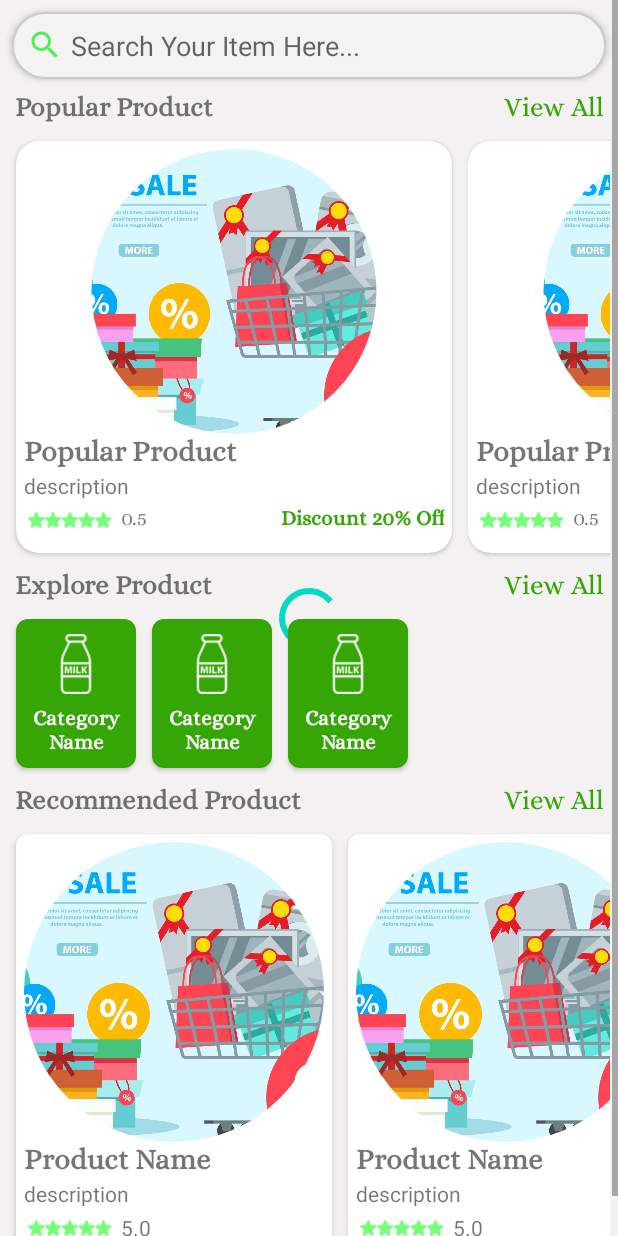
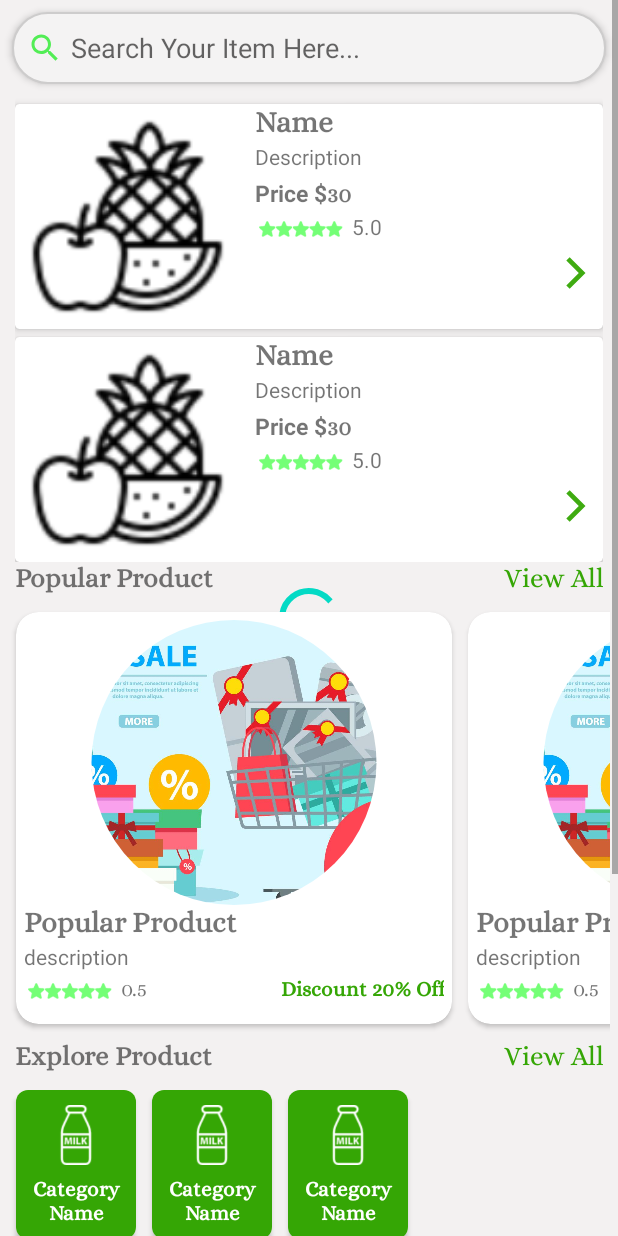
Before and after one commit to mostafamido196/E-Commerce, an Android app: the layout fragment_home.xml on its own in the app's theme, with its tools: preview values and no code run, on a phone screen of 412 x 824 dp. Run offline under Robolectric (Android 15) with nearby library versions, the phone set to English and light mode, and no system bars; plain views replace RoundedImageView.

Commit message:
Search on MainActivity is binding viewModel

```diff
--- a/app/build.gradle
+++ b/app/build.gradle
@@ -3,8 +3,8 @@ plugins {
     id 'com.google.gms.google-services'
 
     //kapt for binding
-//    id 'kotlin-android'
-//    id 'kotlin-kapt'
+    id 'kotlin-android'
+    id 'kotlin-kapt'
 
 }
 
--- a/app/src/main/java/com/samy/groceryapp/activities/DetailsActivity.java
+++ b/app/src/main/java/com/samy/groceryapp/activities/DetailsActivity.java
@@ -160,7 +160,6 @@ public class DetailsActivity extends AppCompatActivity {
         RequestListener<Drawable> requestListener = new RequestListener<Drawable>() {
             @Override
             public boolean onLoadFailed(@Nullable GlideException e, @Nullable Object model, @NonNull Target<Drawable> target, boolean isFirstResource) {
-                Log.d("mos samy", "name: " + viewAllModel.getName() + "\n GlideException: " + e.getMessage());
                 return false;
             }
 
--- a/app/src/main/java/com/samy/groceryapp/activities/LoginActivity.java
+++ b/app/src/main/java/com/samy/groceryapp/activities/LoginActivity.java
@@ -65,23 +65,19 @@ public class LoginActivity extends AppCompatActivity {
             switch (response.status) {
                 case LOADING:
                     // Show loading indicator
-                    Log.d("mos samy", "LOADING ");
                     break;
                 case SUCCESS:
                     // Update UI with response.data
                     Intent intent = new Intent(LoginActivity.this, MainActivity.class);
                     startActivity(intent);
                     Toast.makeText(LoginActivity.this, "Login Successful", Toast.LENGTH_LONG).show();
-                    Log.d("mos samy", "SUCCESS: " + ((AuthResult) response.data));
                     break;
                 case ERROR:
                     // Show error message
                     Toast.makeText(LoginActivity.this, "Login Successful", Toast.LENGTH_LONG).show();
-                    Log.d("mos samy", "error: " + response.error);
                     break;
                 case IDEL:
                     // Handle idle state if needed
-                    Log.d("mos samy", "IDEL");
                     break;
             }
         });
--- a/app/src/main/java/com/samy/groceryapp/activities/NavCatigoryActivity.java
+++ b/app/src/main/java/com/samy/groceryapp/activities/NavCatigoryActivity.java
@@ -89,7 +89,6 @@ public class NavCatigoryActivity extends AppCompatActivity {
                 public void onComplete(@NonNull Task<QuerySnapshot> task) {
                     for (QueryDocumentSnapshot decument : task.getResult()) {
                         NavCatDetailModel itemModel = decument.toObject(NavCatDetailModel.class);
-                        Log.d("mos samy", "getProduct: name" + itemModel.getName() + "," + itemModel.getType());
                         list.add(itemModel);
                         adapter.notifyDataSetChanged();
 
--- a/app/src/main/java/com/samy/groceryapp/activities/RegistrationActivity.java
+++ b/app/src/main/java/com/samy/groceryapp/activities/RegistrationActivity.java
@@ -46,7 +46,6 @@ public class RegistrationActivity extends AppCompatActivity {
     }
 
 
-
     private void observe() {
         registerViewModel.getRegisterLivedata().observe(this, response -> {
             switch (response.status) {
@@ -84,10 +83,7 @@ public class RegistrationActivity extends AppCompatActivity {
                 finish();
             }
         });
-
-
     }
 
 
-
 }
--- a/app/src/main/java/com/samy/groceryapp/activities/ViewAllActivity.java
+++ b/app/src/main/java/com/samy/groceryapp/activities/ViewAllActivity.java
@@ -45,7 +45,6 @@ public class ViewAllActivity extends AppCompatActivity {
         actionBar();
 
         String type = getIntent().getStringExtra("type");
-        Log.d("mos samy", "ViewAllActivity: type:" + type);
 
         db = FirebaseFirestore.getInstance();
         binding.viewAllRec.setLayoutManager(new LinearLayoutManager(this, RecyclerView.VERTICAL, false));
@@ -67,7 +66,6 @@ public class ViewAllActivity extends AppCompatActivity {
             public void onComplete(@NonNull Task<QuerySnapshot> task) {
                 for (QueryDocumentSnapshot decument : task.getResult()) {
                     ViewAllModel itemModel = decument.toObject(ViewAllModel.class);
-                    Log.d("mos samy", "ViewAllActivity: name" + itemModel.getName() + "," + itemModel.getType());
                     viewAllModelList.add(itemModel);
                     viewAllAdapter.notifyDataSetChanged();
                     binding.progressbar.setVisibility(View.GONE);
@@ -104,7 +102,6 @@ public class ViewAllActivity extends AppCompatActivity {
                     binding.progressbar.setVisibility(View.GONE);
                     for (QueryDocumentSnapshot decument : task.getResult()) {
                         ViewAllModel itemModel = decument.toObject(ViewAllModel.class);
-                        Log.d("mos samy", "ViewAllActivity: name" + itemModel.getName() + "," + itemModel.getType());
                         viewAllModelList.add(itemModel);
                         viewAllAdapter.notifyDataSetChanged();
 
--- a/app/src/main/java/com/samy/groceryapp/adapters/HomeAdapter.java
+++ b/app/src/main/java/com/samy/groceryapp/adapters/HomeAdapter.java
@@ -47,7 +47,6 @@ public class HomeAdapter extends RecyclerView.Adapter<HomeAdapter.ViewHolder> {
             public void onClick(View view) {
                 Intent intent = new Intent(context, ViewAllActivity.class);
                 intent.putExtra("type",categoryList.get(position).getType());
-                Log.d("mos samy","popularAdapter: type:"+categoryList.get(position).getType());
                 context.startActivity(intent);
             }
         });
--- a/app/src/main/java/com/samy/groceryapp/adapters/MyCartAdapter.java
+++ b/app/src/main/java/com/samy/groceryapp/adapters/MyCartAdapter.java
@@ -66,11 +66,8 @@ public class MyCartAdapter extends RecyclerView.Adapter<MyCartAdapter.ViewHolder
                             @Override
                             public void onComplete(@NonNull Task<Void> task) {
                                 if (task.isSuccessful()) {
-                                    Log.d("mos samy", "adapter before totalbill: " + totalPrice);
-                                    Log.d("mos samy", "adapter before itemPrice: " + list.get(position).getTotalPrice());
                                     totalPrice = totalPrice - list.get(position).getTotalPrice();
                                     update = false;
-                                    Log.d("mos samy", "adapter after totalbill: " + totalPrice);
                                     list.remove(list.get(position));
                                     notifyDataSetChanged();
                                     Toast.makeText(context, "Item Deleted", Toast.LENGTH_SHORT).show();
--- a/app/src/main/java/com/samy/groceryapp/adapters/NavCategoryAdapter.java
+++ b/app/src/main/java/com/samy/groceryapp/adapters/NavCategoryAdapter.java
@@ -53,7 +53,6 @@ public class NavCategoryAdapter extends RecyclerView.Adapter<NavCategoryAdapter.
             public void onClick(View view) {
                 Intent intent = new Intent(context, NavCatigoryActivity.class);
                 intent.putExtra("type",list.get(position).getType());
-                Log.d("mos samy","popularAdapter: type:"+list.get(position).getType());
                 context.startActivity(intent);
             }
         });
--- a/app/src/main/java/com/samy/groceryapp/adapters/PopularAdapter.java
+++ b/app/src/main/java/com/samy/groceryapp/adapters/PopularAdapter.java
@@ -49,7 +49,6 @@ public class PopularAdapter extends RecyclerView.Adapter<PopularAdapter.ViewHold
             public void onClick(View view) {
                 Intent intent = new Intent(context, ViewAllActivity.class);
                 intent.putExtra("type",list.get(position).getType());
-                Log.d("mos samy","popularAdapter:name: "+list.get(position).getName()+" type:"+list.get(position).getType());
                 context.startActivity(intent);
             }
         });
--- a/app/src/main/java/com/samy/groceryapp/adapters/RecommendedAdapter.java
+++ b/app/src/main/java/com/samy/groceryapp/adapters/RecommendedAdapter.java
@@ -46,7 +46,6 @@ public class RecommendedAdapter extends RecyclerView.Adapter<RecommendedAdapter.
             public void onClick(View view) {
                 Intent intent = new Intent(context, ViewAllActivity.class);
                 intent.putExtra("type",recommendedList.get(position).getType());
-                Log.d("mos samy","popularAdapter:name: "+recommendedList.get(position).getName()+" type:"+recommendedList.get(position).getType());
                 context.startActivity(intent);
             }
         });
--- a/app/src/main/java/com/samy/groceryapp/ui/mycart/MyCartFragment.java
+++ b/app/src/main/java/com/samy/groceryapp/ui/mycart/MyCartFragment.java
@@ -95,7 +95,6 @@ public class MyCartFragment extends Fragment {
                             MyCartModel myCartModel = decument.toObject(MyCartModel.class);
                             myCartModel.setDocumentId(documentId);
                             list.add(myCartModel);
-                            Log.d("mos samy", "name: " + myCartModel.getProductName());
                             adapter.notifyDataSetChanged();
                             binding.progressbar.setVisibility(View.GONE);
                             binding.recyclerview.setVisibility(View.VISIBLE);
@@ -112,7 +111,6 @@ public class MyCartFragment extends Fragment {
             @Override
             public void onReceive(Context context, Intent intent) {
                 int totalBill = intent.getIntExtra("totalAmount", 0);
-                Log.d("mos samy","MyCartFragment totalbill: "+totalBill);
                 binding.txtPrice.setText("Total Bill :" + totalBill + "$");
             }
         };
--- a/app/src/main/res/layout/fragment_home.xml
+++ b/app/src/main/res/layout/fragment_home.xml
@@ -1,7 +1,16 @@
 <?xml version="1.0" encoding="utf-8"?>
-<RelativeLayout xmlns:android="http://schemas.android.com/apk/res/android"
+<layout xmlns:android="http://schemas.android.com/apk/res/android"
     xmlns:app="http://schemas.android.com/apk/res-auto"
-    xmlns:tools="http://schemas.android.com/tools"
+    xmlns:tools="http://schemas.android.com/tools">
+
+    <data>
+        <import type="android.view.View" />
+        <variable
+            name="viewModel"
+            type="com.samy.groceryapp.viewmodel.main.SearchViewModel" />
+    </data>
+
+    <RelativeLayout
         android:layout_width="match_parent"
         android:layout_height="match_parent"
         android:background="#F3F1F1"
@@ -30,22 +39,32 @@
                     android:layout_margin="8dp"
                     android:background="@drawable/search_gb"
                     android:drawableStart="@drawable/ic_baseline_search_24"
+                    android:text="@={viewModel._searchKeyET}"
                     android:drawablePadding="5dp"
                     android:elevation="3dp"
                     android:hint="Search Your Item Here..."
+                    android:minHeight="48dp"
                     android:padding="10dp" />
+
                 <androidx.recyclerview.widget.RecyclerView
+                    android:id="@+id/search_rec"
                     android:layout_width="match_parent"
                     android:layout_height="match_parent"
-                android:id="@+id/search_rec"
+                    tools:listitem="@layout/view_all_item"
+                    tools:itemCount="2"
                     android:layout_marginLeft="10dp"
-                android:layout_marginRight="10dp"/>
+                    android:layout_marginRight="10dp"
+                    android:orientation="vertical"
+                    android:visibility="@{viewModel._showSearchRV ? View.VISIBLE : View.GONE}"
+                    app:layoutManager="androidx.recyclerview.widget.LinearLayoutManager"
+                    />
 
                 <LinearLayout
                     android:id="@+id/page"
-                android:orientation="vertical"
+                    android:visibility="@{viewModel._showSearchRV ? View.GONE : View.VISIBLE}"
                     android:layout_width="wrap_content"
-                android:layout_height="wrap_content">
+                    android:layout_height="wrap_content"
+                    android:orientation="vertical">
 
                     <LinearLayout
                         android:layout_width="match_parent"
@@ -175,3 +194,4 @@
             </LinearLayout>
         </ScrollView>
     </RelativeLayout>
+</layout>
--- a/build.gradle
+++ b/build.gradle
@@ -1,9 +1,10 @@
 buildscript {
+    ext.kotlin_version = '1.5.1'
     dependencies {
         classpath 'com.google.gms:google-services:4.4.1'
         //binding
-//        classpath "com.android.tools.build:gradle:4.2.2"
-//        classpath "org.jetbrains.kotlin:kotlin-gradle-plugin:1.5.31"
+        classpath "com.android.tools.build:gradle:4.2.2"
+        classpath "org.jetbrains.kotlin:kotlin-gradle-plugin:1.5.31"
     }
 }// Top-level build file where you can add configuration options common to all sub-projects/modules.
 plugins {
```
Also changed, not shown: app/src/main/java/com/samy/groceryapp/activities/HomeActivity.java (+7 -6 lines), app/src/main/java/com/samy/groceryapp/ui/home/HomeFragment.java (+49 -49 lines), app/src/main/java/com/samy/groceryapp/viewmodel/main/SearchViewModel.java (added, +100 -0 lines). Lines whose indentation alone changed are shown as unchanged.
